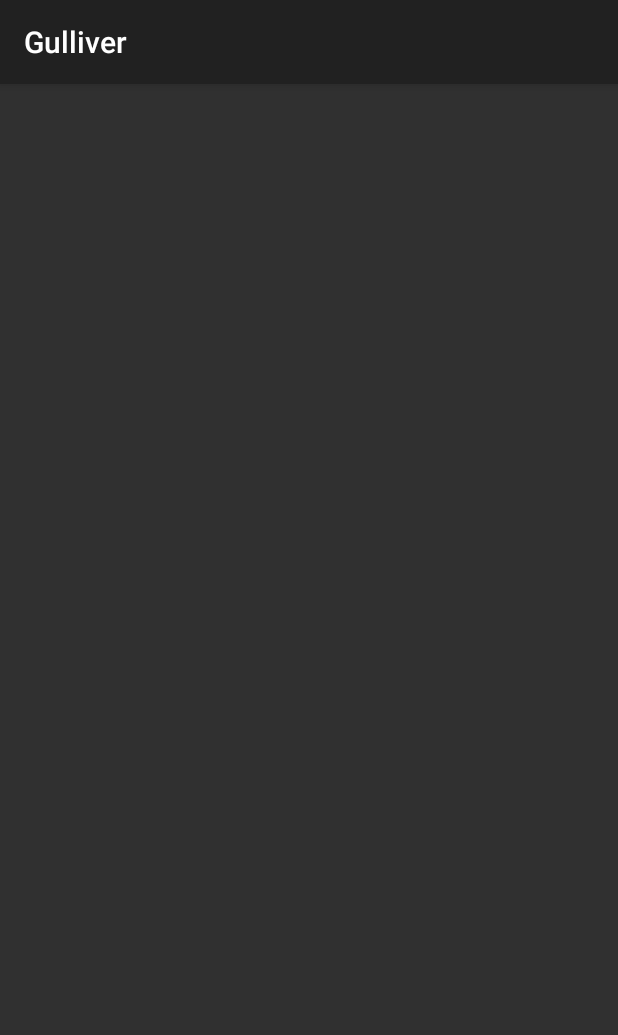
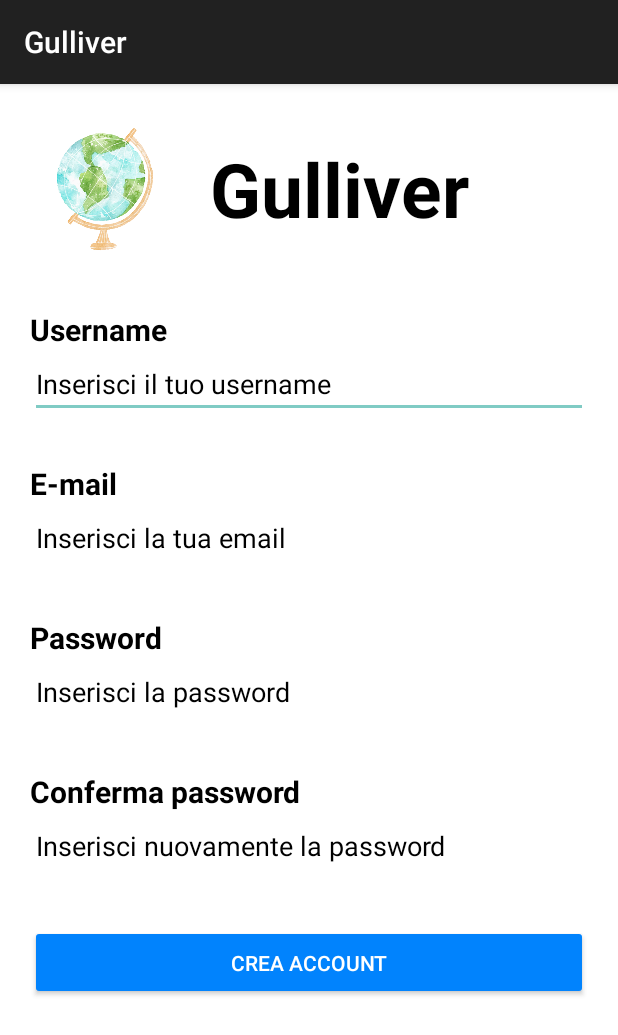
Before and after one commit to tpRizzoli/Gulliver, an Android app: the RegisterActivity screen opened directly, with no data from a screen before it, on a phone screen of 412 x 824 dp. Shown: the top 1035 px of the screen. Run offline under Robolectric (Android 15) with nearby library versions, the phone set to English and light mode, and no system bars.

Commit message:
aggiornamento file
creata activity registrazione
modificato le activity: login e main

```diff
--- a/Android/app/src/main/res/layout/activity_register.xml
+++ b/Android/app/src/main/res/layout/activity_register.xml
@@ -1,6 +1,126 @@
-<?xml version="1.0" encoding="utf-8"?>
-<androidx.constraintlayout.widget.ConstraintLayout xmlns:android="http://schemas.android.com/apk/res/android"
+<LinearLayout xmlns:android="http://schemas.android.com/apk/res/android"
+    xmlns:tools="http://schemas.android.com/tools"
+    android:id="@+id/main"
     android:layout_width="match_parent"
-    android:layout_height="match_parent">
+    android:layout_height="match_parent"
+    android:background="@color/white"
+    android:orientation="vertical">
 
-</androidx.constraintlayout.widget.ConstraintLayout>
+    <LinearLayout
+        android:layout_width="match_parent"
+        android:layout_height="wrap_content"
+        android:orientation="horizontal"
+        android:layout_marginTop="20dp"
+        android:layout_marginStart="20dp"
+        android:layout_marginEnd="20dp">
+
+        <ImageView
+            android:id="@+id/logoApp"
+            android:layout_width="100dp"
+            android:layout_height="100dp"
+            android:src="@drawable/logoapp"
+            android:layout_marginEnd="20dp"/>
+
+        <TextView
+            android:layout_width="wrap_content"
+            android:layout_height="wrap_content"
+            android:text="Gulliver"
+            android:layout_gravity="center_vertical"
+            android:textColor="@color/black"
+            android:textSize="50sp"
+            android:textStyle="bold"/>
+
+    </LinearLayout>
+
+    <TextView
+        android:layout_width="wrap_content"
+        android:layout_height="wrap_content"
+        android:text="Username"
+        android:textColor="@color/black"
+        android:textSize="20sp"
+        android:textStyle="bold"
+        android:layout_marginTop="30dp"
+        android:layout_marginStart="20dp"/>
+
+    <EditText
+        android:id="@+id/cUsername"
+        android:layout_width="match_parent"
+        android:layout_height="wrap_content"
+        android:hint="Inserisci il tuo username"
+        android:textColorHint="@color/black"
+        android:textColor="#000000"
+        android:layout_marginStart="20dp"
+        android:layout_marginEnd="20dp"/>
+
+    <TextView
+        android:layout_width="wrap_content"
+        android:layout_height="wrap_content"
+        android:text="E-mail"
+        android:textColor="@color/black"
+        android:textSize="20sp"
+        android:textStyle="bold"
+        android:layout_marginTop="30dp"
+        android:layout_marginStart="20dp"/>
+
+    <EditText
+        android:id="@+id/cEmail"
+        android:layout_width="match_parent"
+        android:layout_height="wrap_content"
+        android:hint="Inserisci la tua email"
+        android:textColorHint="@color/black"
+        android:textColor="#000000"
+        android:layout_marginStart="20dp"
+        android:layout_marginEnd="20dp"/>
+
+    <TextView
+        android:id="@+id/txtPsw"
+        android:layout_width="wrap_content"
+        android:layout_height="wrap_content"
+        android:text="Password"
+        android:textColor="@color/black"
+        android:textSize="20sp"
+        android:textStyle="bold"
+        android:layout_marginTop="30dp"
+        android:layout_marginStart="20dp"/>
+
+    <EditText
+        android:id="@+id/cPassword"
+        android:layout_width="300dp"
+        android:layout_height="wrap_content"
+        android:hint="Inserisci la password"
+        android:textColorHint="@color/black"
+        android:textColor="#000000"
+        android:layout_marginStart="20dp"
+        android:layout_marginEnd="20dp"/>
+
+    <TextView
+        android:layout_width="wrap_content"
+        android:layout_height="wrap_content"
+        android:text="Conferma password"
+        android:textColor="@color/black"
+        android:textSize="20sp"
+        android:textStyle="bold"
+        android:layout_marginTop="30dp"
+        android:layout_marginStart="20dp"/>
+
+    <EditText
+        android:id="@+id/cConfermaPassword"
+        android:layout_width="300dp"
+        android:layout_height="wrap_content"
+        android:hint="Inserisci nuovamente la password"
+        android:textColorHint="@color/black"
+        android:textColor="#000000"
+        android:layout_marginStart="20dp"
+        android:layout_marginEnd="20dp"/>
+
+    <Button
+        android:id="@+id/btnRegistrazione"
+        android:layout_width="match_parent"
+        android:layout_height="50dp"
+        android:layout_marginStart="20dp"
+        android:layout_marginTop="30dp"
+        android:layout_marginEnd="20dp"
+        android:backgroundTint="@color/azzurro"
+        android:text="Crea account" />
+
+</LinearLayout>
```
Also changed, not shown: Android/app/src/main/res/layout/activity_login.xml (+30 -21 lines), Android/app/src/main/res/layout/activity_main.xml (+26 -11 lines).
